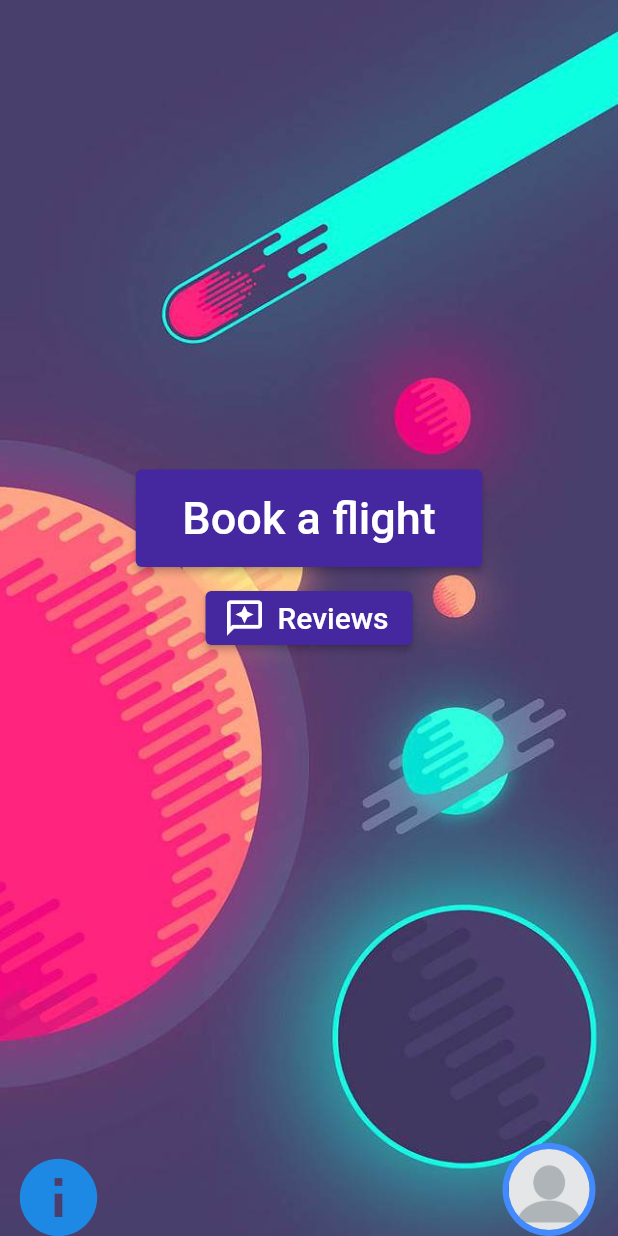
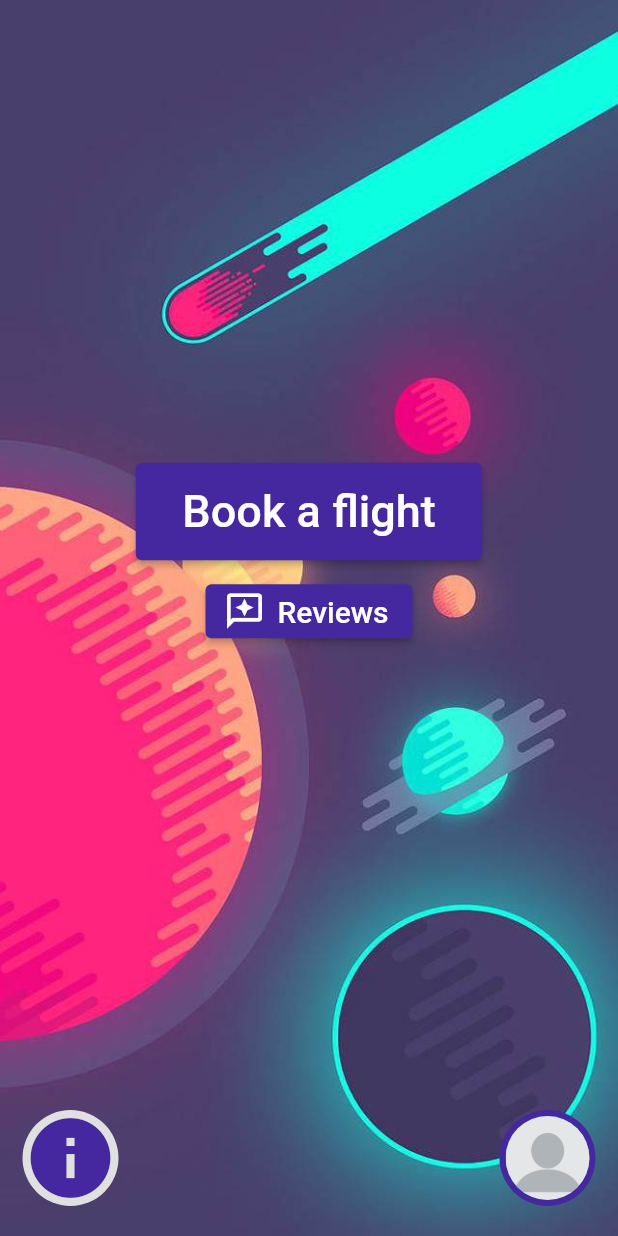
Before and after one commit to Georgi1914/Olympus-Glory, a Flutter app: the HomePage screen opened by its route, on a phone screen of 412 x 824 dp. Run offline on Flutter 3.47's test engine with Material 2 defaults, Android fonts, the phone set to English and light mode, and no system bars; our stand-ins replace cloud_firestore, firebase_auth, firebase_core, getwidget; accounts and stored records are empty.

Commit message:
changed info button style

```diff
--- a/rocket_booker/lib/homepage.dart
+++ b/rocket_booker/lib/homepage.dart
@@ -53,7 +53,6 @@ class _HomePageState extends State<HomePage> {
               //   ],
               // ),
                 Expanded(
-                  flex: 10,
                   child: Column(
                     mainAxisAlignment: MainAxisAlignment.center,
                     crossAxisAlignment: CrossAxisAlignment.center,
@@ -91,44 +90,59 @@ class _HomePageState extends State<HomePage> {
                     ],
               ),
                 ),
-              Expanded(
-                //flex:1,
-                  child: Row(
-                    crossAxisAlignment: CrossAxisAlignment.end,
-                    mainAxisAlignment: MainAxisAlignment.start,
+              Row(
+                crossAxisAlignment: CrossAxisAlignment.start,
                 mainAxisSize: MainAxisSize.min,
                 children: [
+
+                  SizedBox(
+                    height: 80,
+                    width: 80,
+                    child: Stack(
+                      clipBehavior: Clip.none,
+                      children: [
+
                         Padding(
-                        padding: const EdgeInsets.fromLTRB(0, 0, 0, 17),
+                          padding: EdgeInsets.fromLTRB(15, 0, 0, 0),
+                          child: CircleAvatar(
+                            radius: 32,
+                            backgroundColor: Colors.grey[300],
+                          ),
+                        ),
+                        Positioned(
+                          right: 25,
+                          top: -8,
                           child: IconButton(
                             onPressed: () {
                               Navigator.pushNamed(context, '/info');
                             },
                             icon: Icon(
                               Icons.info,
-                              color: Colors.blue[600],
-                              size: 62,
+                              color: Colors.deepPurple[800],
+                              size: 64,
                             ),
+                          ),
+                        ),
+                      ],
                     ),
                   ),
                   const Spacer(),
                   Padding(
-                        padding: const EdgeInsets.fromLTRB(0, 0, 15, 0),
+                    padding: const EdgeInsets.fromLTRB(0, 0, 15, 20),
                     child: GestureDetector(
                         onTap: () {
                           Navigator.pushNamed(context, '/profile');
                         },
-                            child: const CircleAvatar(
-                              backgroundColor: Colors.blueAccent,
-                              radius: 31,
                         child: CircleAvatar(
-                                radius: 27,
+                          backgroundColor: Colors.deepPurple.shade800,
+                          radius: 32,
+                          child: CircleAvatar(
+                            radius: 28,
                             backgroundImage: AssetImage('assets/blankProfilePicture.png'),
                           ),
                         )),
                   ),
                 ],
-                  ),
               ),
             ],
           ),
```
Lines whose indentation alone changed are shown as unchanged.
